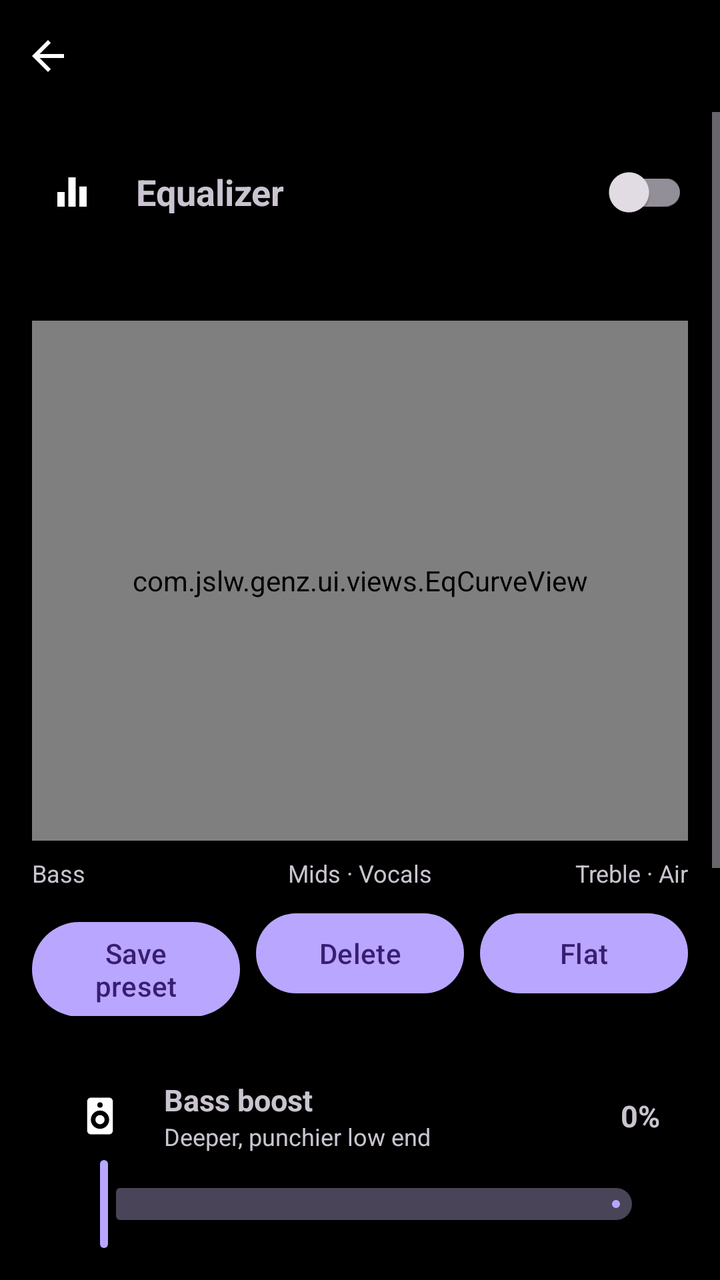
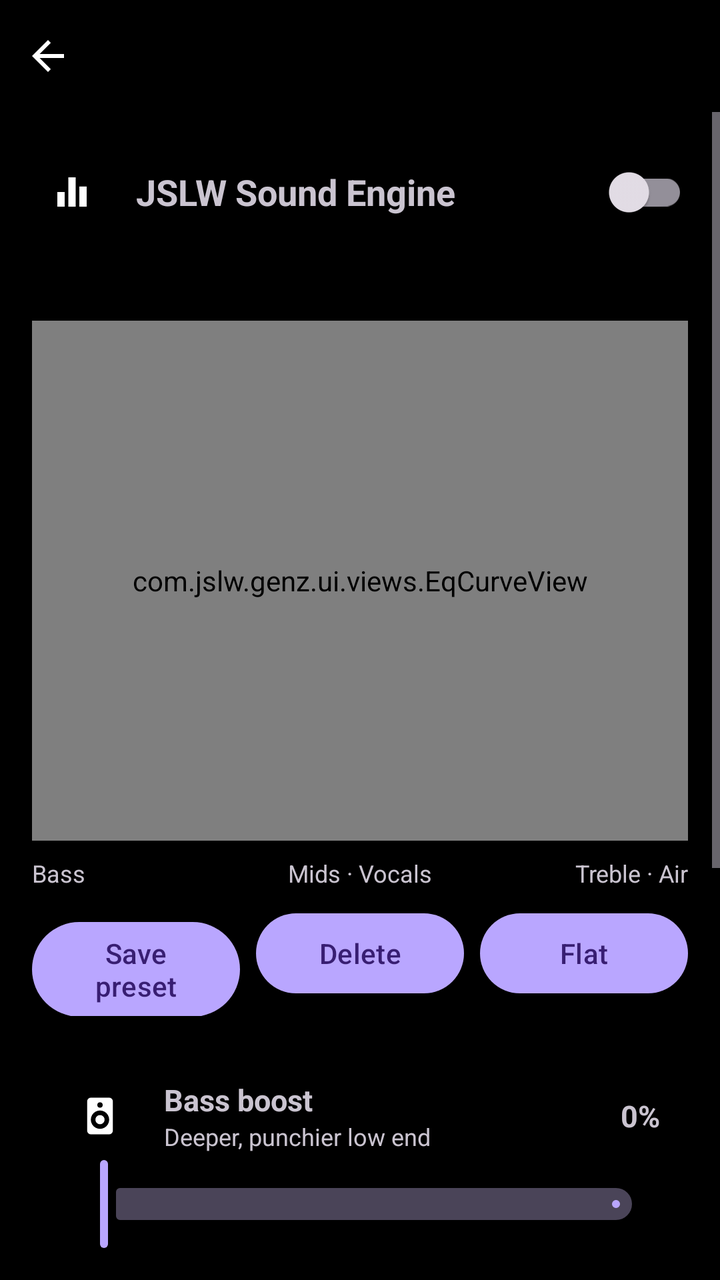

The first picture is an Android layout as it rendered before a commit; the second is the same layout after the commit. The layout source and the unified diff follow.
<!-- AndroidManifest.xml: application theme Theme.GenZ.Dark -->
<!-- res/layout/activity_equalizer.xml -->
<?xml version="1.0" encoding="utf-8"?>
<LinearLayout xmlns:android="http://schemas.android.com/apk/res/android"
    xmlns:app="http://schemas.android.com/apk/res-auto"
    android:id="@+id/root"
    android:layout_width="match_parent"
    android:layout_height="match_parent"
    android:orientation="vertical"
    android:tag="skin_bg">

    <include layout="@layout/view_header" />

    <ScrollView
        android:layout_width="match_parent"
        android:layout_height="0dp"
        android:layout_weight="1">

        <LinearLayout
            android:layout_width="match_parent"
            android:layout_height="wrap_content"
            android:orientation="vertical"
            android:padding="16dp">

            <LinearLayout
                android:layout_width="match_parent"
                android:layout_height="wrap_content"
                android:gravity="center_vertical"
                android:orientation="horizontal">

                <ImageView
                    android:id="@+id/eqTitleIcon"
                    android:layout_width="40dp"
                    android:layout_height="40dp"
                    android:layout_marginEnd="12dp"
                    android:contentDescription="@null"
                    android:padding="9dp"
                    android:src="@drawable/ic_equalizer" />

                <TextView
                    android:layout_width="0dp"
                    android:layout_height="wrap_content"
                    android:layout_weight="1"
                    android:tag="skin_text"
                    android:text="Equalizer"
                    android:textSize="@dimen/text_18"
                    android:textStyle="bold" />

                <androidx.appcompat.widget.SwitchCompat
                    android:id="@+id/eqEnable"
                    android:layout_width="wrap_content"
                    android:layout_height="wrap_content"
                    android:tag="skin_switch" />
            </LinearLayout>

            <TextView
                android:id="@+id/eqInfo"
                android:layout_width="match_parent"
                android:layout_height="wrap_content"
                android:layout_marginTop="2dp"
                android:tag="skin_text2"
                android:textSize="@dimen/text_12" />

            <HorizontalScrollView
                android:layout_width="match_parent"
                android:layout_height="wrap_content"
                android:layout_marginTop="10dp"
                android:scrollbars="none">

                <com.google.android.material.chip.ChipGroup
                    android:id="@+id/eqPresets"
                    android:layout_width="wrap_content"
                    android:layout_height="wrap_content"
                    app:selectionRequired="false"
                    app:singleLine="true"
                    app:singleSelection="true" />
            </HorizontalScrollView>

            
            <FrameLayout
                android:id="@+id/eqGraph"
                android:layout_width="match_parent"
                android:layout_height="260dp"
                android:layout_marginTop="12dp"
                android:tag="skin_surface_round">

                <com.jslw.genz.ui.views.EqCurveView
                    android:id="@+id/eqCurve"
                    android:layout_width="match_parent"
                    android:layout_height="match_parent" />

                <LinearLayout
                    android:id="@+id/eqBands"
                    android:layout_width="match_parent"
                    android:layout_height="match_parent"
                    android:orientation="horizontal"
                    android:paddingStart="6dp"
                    android:paddingEnd="6dp" />
            </FrameLayout>

            <LinearLayout
                android:layout_width="match_parent"
                android:layout_height="wrap_content"
                android:layout_marginTop="8dp"
                android:orientation="horizontal">

                <TextView
                    android:id="@+id/eqGuideLow"
                    android:layout_width="0dp"
                    android:layout_height="wrap_content"
                    android:layout_weight="1"
                    android:drawablePadding="6dp"
                    android:gravity="start|center_vertical"
                    android:tag="skin_text2"
                    android:text="Bass"
                    android:textSize="@dimen/text_12" />

                <TextView
                    android:id="@+id/eqGuideMid"
                    android:layout_width="0dp"
                    android:layout_height="wrap_content"
                    android:layout_weight="1"
                    android:drawablePadding="6dp"
                    android:gravity="center|center_vertical"
                    android:tag="skin_text2"
                    android:text="Mids · Vocals"
                    android:textSize="@dimen/text_12" />

                <TextView
                    android:id="@+id/eqGuideHigh"
                    android:layout_width="0dp"
                    android:layout_height="wrap_content"
                    android:layout_weight="1"
                    android:drawablePadding="6dp"
                    android:gravity="end|center_vertical"
                    android:tag="skin_text2"
                    android:text="Treble · Air"
                    android:textSize="@dimen/text_12" />
            </LinearLayout>

            <LinearLayout
                android:layout_width="match_parent"
                android:layout_height="wrap_content"
                android:layout_marginTop="8dp"
                android:orientation="horizontal">

                <com.google.android.material.button.MaterialButton
                    android:id="@+id/eqSave"
                    android:layout_width="0dp"
                    android:layout_height="wrap_content"
                    android:layout_marginEnd="4dp"
                    android:layout_weight="1"
                    android:tag="skin_button_tonal"
                    android:text="Save preset" />

                <com.google.android.material.button.MaterialButton
                    android:id="@+id/eqDelete"
                    android:layout_width="0dp"
                    android:layout_height="wrap_content"
                    android:layout_marginStart="4dp"
                    android:layout_marginEnd="4dp"
                    android:layout_weight="1"
                    android:tag="skin_button_tonal"
                    android:text="Delete" />

                <com.google.android.material.button.MaterialButton
                    android:id="@+id/eqReset"
                    android:layout_width="0dp"
                    android:layout_height="wrap_content"
                    android:layout_marginStart="4dp"
                    android:layout_weight="1"
                    android:tag="skin_button_tonal"
                    android:text="Flat" />
            </LinearLayout>

            <LinearLayout
                android:layout_width="match_parent"
                android:layout_height="wrap_content"
                android:layout_marginTop="18dp"
                android:orientation="vertical"
                android:paddingStart="14dp"
                android:paddingTop="12dp"
                android:paddingEnd="14dp"
                android:paddingBottom="2dp"
                android:tag="skin_surface_round">

                <LinearLayout
                    android:layout_width="match_parent"
                    android:layout_height="wrap_content"
                    android:gravity="center_vertical"
                    android:orientation="horizontal">

                    <ImageView
                        android:id="@+id/eqBassIcon"
                        android:layout_width="40dp"
                        android:layout_height="40dp"
                        android:contentDescription="@null"
                        android:padding="9dp"
                        android:src="@drawable/ic_eq_bass" />

                    <LinearLayout
                        android:layout_width="0dp"
                        android:layout_height="wrap_content"
                        android:layout_marginStart="12dp"
                        android:layout_weight="1"
                        android:orientation="vertical">

                        <TextView
                            android:layout_width="wrap_content"
                            android:layout_height="wrap_content"
                            android:tag="skin_text"
                            android:text="Bass boost"
                            android:textSize="@dimen/text_15"
                            android:textStyle="bold" />

                        <TextView
                            android:layout_width="wrap_content"
                            android:layout_height="wrap_content"
                            android:tag="skin_text2"
                            android:text="Deeper, punchier low end"
                            android:textSize="@dimen/text_12" />
                    </LinearLayout>

                    <TextView
                        android:id="@+id/eqBassVal"
                        android:layout_width="wrap_content"
                        android:layout_height="wrap_content"
                        android:tag="skin_accent_text"
                        android:text="0%"
                        android:textSize="@dimen/text_15"
                        android:textStyle="bold" />
                </LinearLayout>

                <com.google.android.material.slider.Slider
                    android:id="@+id/eqBass"
                    android:layout_width="match_parent"
                    android:layout_height="wrap_content"
                    android:tag="skin_slider"
                    android:valueFrom="0"
                    android:valueTo="1000"
                    app:labelBehavior="gone" />
            </LinearLayout>

            <LinearLayout
                android:layout_width="match_parent"
                android:layout_height="wrap_content"
                android:layout_marginTop="10dp"
                android:orientation="vertical"
                android:paddingStart="14dp"
                android:paddingTop="12dp"
                android:paddingEnd="14dp"
                android:paddingBottom="2dp"
                android:tag="skin_surface_round">

                <LinearLayout
                    android:layout_width="match_parent"
                    android:layout_height="wrap_content"
                    android:gravity="center_vertical"
                    android:orientation="horizontal">

                    <ImageView
                        android:id="@+id/eqVirtIcon"
                        android:layout_width="40dp"
                        android:layout_height="40dp"
                        android:contentDescription="@null"
                        android:padding="9dp"
                        android:src="@drawable/ic_eq_surround" />

                    <LinearLayout
                        android:layout_width="0dp"
                        android:layout_height="wrap_content"
                        android:layout_marginStart="12dp"
                        android:layout_weight="1"
                        android:orientation="vertical">

                        <TextView
                            android:layout_width="wrap_content"
                            android:layout_height="wrap_content"
                            android:tag="skin_text"
                            android:text="3D surround"
                            android:textSize="@dimen/text_15"
                            android:textStyle="bold" />

                        <TextView
                            android:layout_width="wrap_content"
                            android:layout_height="wrap_content"
                            android:tag="skin_text2"
                            android:text="Wider stereo – best on headphones"
                            android:textSize="@dimen/text_12" />
                    </LinearLayout>

                    <TextView
                        android:id="@+id/eqVirtVal"
                        android:layout_width="wrap_content"
                        android:layout_height="wrap_content"
                        android:tag="skin_accent_text"
                        android:text="0%"
                        android:textSize="@dimen/text_15"
                        android:textStyle="bold" />
                </LinearLayout>

                <com.google.android.material.slider.Slider
                    android:id="@+id/eqVirt"
                    android:layout_width="match_parent"
                    android:layout_height="wrap_content"
                    android:tag="skin_slider"
                    android:valueFrom="0"
                    android:valueTo="1000"
                    app:labelBehavior="gone" />
            </LinearLayout>

            <LinearLayout
                android:layout_width="match_parent"
                android:layout_height="wrap_content"
                android:layout_marginTop="10dp"
                android:orientation="vertical"
                android:paddingStart="14dp"
                android:paddingTop="12dp"
                android:paddingEnd="14dp"
                android:paddingBottom="2dp"
                android:tag="skin_surface_round">

                <LinearLayout
                    android:layout_width="match_parent"
                    android:layout_height="wrap_content"
                    android:gravity="center_vertical"
                    android:orientation="horizontal">

                    <ImageView
                        android:id="@+id/eqLoudIcon"
                        android:layout_width="40dp"
                        android:layout_height="40dp"
                        android:contentDescription="@null"
                        android:padding="9dp"
                        android:src="@drawable/ic_eq_loudness" />

                    <LinearLayout
                        android:layout_width="0dp"
                        android:layout_height="wrap_content"
                        android:layout_marginStart="12dp"
                        android:layout_weight="1"
                        android:orientation="vertical">

                        <TextView
                            android:layout_width="wrap_content"
                            android:layout_height="wrap_content"
                            android:tag="skin_text"
                            android:text="Loudness"
                            android:textSize="@dimen/text_15"
                            android:textStyle="bold" />

                        <TextView
                            android:layout_width="wrap_content"
                            android:layout_height="wrap_content"
                            android:tag="skin_text2"
                            android:text="Lifts quiet songs and details"
                            android:textSize="@dimen/text_12" />
                    </LinearLayout>

                    <TextView
                        android:id="@+id/eqLoudVal"
                        android:layout_width="wrap_content"
                        android:layout_height="wrap_content"
                        android:tag="skin_accent_text"
                        android:text="0%"
                        android:textSize="@dimen/text_15"
                        android:textStyle="bold" />
                </LinearLayout>

                <com.google.android.material.slider.Slider
                    android:id="@+id/eqLoud"
                    android:layout_width="match_parent"
                    android:layout_height="wrap_content"
                    android:tag="skin_slider"
                    android:valueFrom="0"
                    android:valueTo="1000"
                    app:labelBehavior="gone" />
            </LinearLayout>


            <LinearLayout
                android:layout_width="match_parent"
                android:layout_height="wrap_content"
                android:layout_marginTop="16dp"
                android:layout_marginBottom="4dp"
                android:gravity="center_vertical"
                android:orientation="horizontal">

                <ImageView
                    android:id="@+id/eqReverbIcon"
                    android:layout_width="40dp"
                    android:layout_height="40dp"
                    android:contentDescription="@null"
                    android:padding="9dp"
                    android:src="@drawable/ic_eq_reverb" />

                <LinearLayout
                    android:layout_width="0dp"
                    android:layout_height="wrap_content"
                    android:layout_marginStart="12dp"
                    android:layout_weight="1"
                    android:orientation="vertical">

                    <TextView
                        android:layout_width="wrap_content"
                        android:layout_height="wrap_content"
                        android:tag="skin_text"
                        android:text="Reverb"
                        android:textSize="@dimen/text_15"
                        android:textStyle="bold" />

                    <TextView
                        android:layout_width="wrap_content"
                        android:layout_height="wrap_content"
                        android:tag="skin_text2"
                        android:text="Put your music in a room, a hall or on a studio plate"
                        android:textSize="@dimen/text_12" />
                </LinearLayout>
            </LinearLayout>

            <HorizontalScrollView
                android:layout_width="match_parent"
                android:layout_height="wrap_content"
                android:scrollbars="none">

                <com.google.android.material.chip.ChipGroup
                    android:id="@+id/eqReverb"
                    android:layout_width="wrap_content"
                    android:layout_height="wrap_content"
                    app:selectionRequired="true"
                    app:singleLine="true"
                    app:singleSelection="true" />
            </HorizontalScrollView>

            <TextView
                android:id="@+id/eqNote"
                android:layout_width="match_parent"
                android:layout_height="wrap_content"
                android:layout_marginTop="14dp"
                android:tag="skin_text2"
                android:textSize="@dimen/text_12" />
        </LinearLayout>
    </ScrollView>
</LinearLayout>
<!-- res/layout/view_header.xml (included above) -->
<?xml version="1.0" encoding="utf-8"?>
<LinearLayout xmlns:android="http://schemas.android.com/apk/res/android"
    android:id="@+id/hdr"
    android:layout_width="match_parent"
    android:layout_height="@dimen/header_h"
    android:gravity="center_vertical"
    android:orientation="horizontal"
    android:tag="skin_header">

    <ImageButton
        android:id="@+id/hdrBack"
        style="@style/HeaderButton"
        android:contentDescription="Back"
        android:src="@drawable/ic_back" />

    <TextView
        android:id="@+id/hdrTitle"
        android:layout_width="0dp"
        android:layout_height="wrap_content"
        android:layout_weight="1"
        android:ellipsize="end"
        android:gravity="center"
        android:maxLines="1"
        android:tag="skin_header_text"
        android:textSize="@dimen/text_18"
        android:textStyle="bold" />

    <ImageButton
        android:id="@+id/hdrAction"
        style="@style/HeaderButton"
        android:contentDescription="Action"
        android:src="@drawable/ic_check"
        android:visibility="invisible" />
</LinearLayout>
<!-- resources referenced by this layout -->
<resources>
  <dimen name="header_h">56dp</dimen>
  <dimen name="text_12">12.0sp</dimen>
  <dimen name="text_15">15.0sp</dimen>
  <dimen name="text_18">18.0sp</dimen>
  <!-- drawable ic_back (drawable) -->
  <?xml version="1.0" encoding="utf-8"?>
  <vector xmlns:android="http://schemas.android.com/apk/res/android"
      android:width="24dp"
      android:height="24dp"
      android:viewportWidth="24"
      android:viewportHeight="24">
      <path
          android:fillColor="#FFFFFFFF"
          android:pathData="M20,11H7.83l5.59,-5.59L12,4l-8,8 8,8 1.41,-1.41L7.83,13H20v-2z" />
  </vector>
  <!-- drawable ic_check (drawable) -->
  <?xml version="1.0" encoding="utf-8"?>
  <vector xmlns:android="http://schemas.android.com/apk/res/android"
      android:width="24dp"
      android:height="24dp"
      android:viewportWidth="24"
      android:viewportHeight="24">
      <path
          android:fillColor="#FFFFFFFF"
          android:pathData="M9,16.17L4.83,12l-1.42,1.41L9,19 21,7l-1.41,-1.41z" />
  </vector>
  <!-- drawable ic_eq_bass (drawable) -->
  <?xml version="1.0" encoding="utf-8"?>
  <vector xmlns:android="http://schemas.android.com/apk/res/android"
      android:width="24dp" android:height="24dp" android:viewportWidth="24" android:viewportHeight="24">
      <path android:fillColor="#FFFFFFFF" android:pathData="M7,2h10a2,2 0 0,1 2,2v16a2,2 0 0,1 -2,2H7a2,2 0 0,1 -2,-2V4a2,2 0 0,1 2,-2zM12,4.5a1.5,1.5 0 1,0 0.001,0zM12,9a5,5 0 1,0 0.001,0zM12,11.5a2.5,2.5 0 1,1 -0.001,0z" />
  </vector>
  <!-- drawable ic_eq_loudness (drawable) -->
  <?xml version="1.0" encoding="utf-8"?>
  <vector xmlns:android="http://schemas.android.com/apk/res/android"
      android:width="24dp" android:height="24dp" android:viewportWidth="24" android:viewportHeight="24">
      <path android:fillColor="#FFFFFFFF" android:pathData="M3,9v6h4l5,5V4L7,9H3zM16.5,12c0,-1.8 -1,-3.3 -2.5,-4v8c1.5,-0.7 2.5,-2.2 2.5,-4zM14,3.2v2.1c2.9,0.9 5,3.5 5,6.7s-2.1,5.8 -5,6.7v2.1c4,-0.9 7,-4.5 7,-8.8S18,4.1 14,3.2z" />
  </vector>
  <!-- drawable ic_eq_reverb (drawable) -->
  <?xml version="1.0" encoding="utf-8"?>
  <vector xmlns:android="http://schemas.android.com/apk/res/android"
      android:width="24dp" android:height="24dp" android:viewportWidth="24" android:viewportHeight="24">
      <path android:fillColor="#FFFFFFFF" android:pathData="M4,20a2,2 0 1,1 0.001,0zM4,13v2a5,5 0 0,1 5,5h2a7,7 0 0,0 -7,-7zM4,9v2a9,9 0 0,1 9,9h2A11,11 0 0,0 4,9zM4,5v2a13,13 0 0,1 13,13h2A15,15 0 0,0 4,5z" />
  </vector>
  <!-- drawable ic_equalizer (drawable) -->
  <?xml version="1.0" encoding="utf-8"?>
  <vector xmlns:android="http://schemas.android.com/apk/res/android"
      android:width="24dp"
      android:height="24dp"
      android:viewportWidth="24"
      android:viewportHeight="24">
      <path
          android:fillColor="#FFFFFFFF"
          android:pathData="M10,20h4L14,4h-4v16zM4,20h4v-8L4,12v8zM16,9v11h4L20,9h-4z" />
  </vector>
  <style name="HeaderButton">
          <item name="android:layout_width">@dimen/icon_btn</item>
          <item name="android:layout_height">@dimen/icon_btn</item>
          <item name="android:background">?attr/selectableItemBackgroundBorderless</item>
          <item name="android:scaleType">center</item>
          <item name="android:tag">skin_header_icon</item>
      </style>
  <style name="Theme.GenZ.Dark" parent="Theme.Material3.Dark.NoActionBar">
          <item name="colorPrimary">@color/neutral_primary_dark</item>
          <item name="colorSecondary">@color/neutral_primary_dark</item>
          <item name="android:windowBackground">@color/black</item>
      </style>
  <dimen name="icon_btn">48dp</dimen>
  <color name="neutral_primary_dark">#B9A6FF</color>
  <color name="black">#FF000000</color>
  <!-- unchanged entries left out for length: 1 -->
</resources>

<!-- the commit's change to res/layout/activity_equalizer.xml (unified diff, before → after) -->
@@ -40,7 +40,7 @@
                     android:layout_height="wrap_content"
                     android:layout_weight="1"
                     android:tag="skin_text"
-                    android:text="Equalizer"
+                    android:text="JSLW Sound Engine"
                     android:textSize="@dimen/text_18"
                     android:textStyle="bold" />
 
